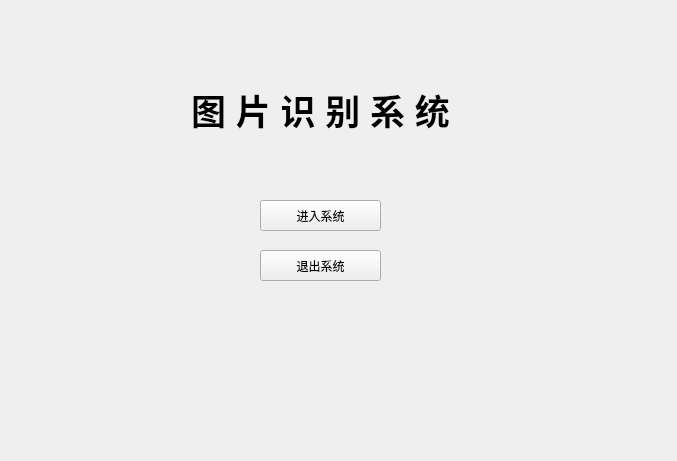
Old version of the form gui/window1.ui in the repository Erikfather/python_finally_project.
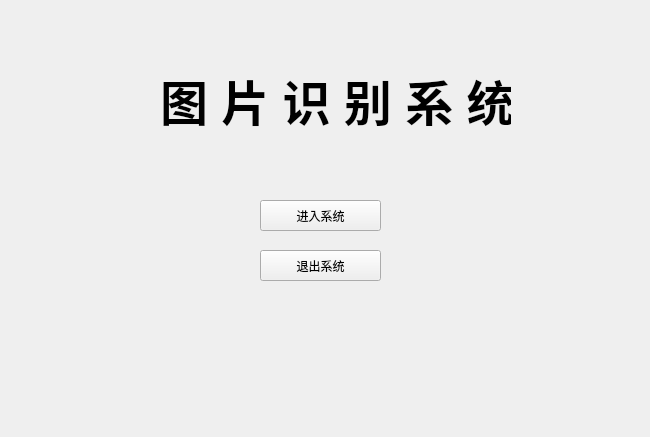
New version of the form. Icons and pictures are not drawn.

```diff
--- a/gui/window1.ui
+++ b/gui/window1.ui
@@ -6,25 +6,40 @@
    <rect>
     <x>0</x>
     <y>0</y>
-    <width>677</width>
-    <height>461</height>
+    <width>650</width>
+    <height>437</height>
    </rect>
   </property>
   <property name="windowTitle">
    <string>图片识别系统</string>
   </property>
+  <property name="styleSheet">
+   <string notr="true">border-image: url(:/bg_pic/bg.jpeg);</string>
+  </property>
   <widget class="QWidget" name="centralWidget">
    <widget class="QLabel" name="label">
+    <property name="enabled">
+     <bool>true</bool>
+    </property>
     <property name="geometry">
      <rect>
       <x>160</x>
-      <y>70</y>
-      <width>321</width>
-      <height>81</height>
+      <y>50</y>
+      <width>351</width>
+      <height>101</height>
      </rect>
     </property>
+    <property name="styleSheet">
+     <string notr="true">border-image:url()</string>
+    </property>
     <property name="text">
-     <string>&lt;html&gt;&lt;head/&gt;&lt;body&gt;&lt;p align=&quot;center&quot;&gt;&lt;span style=&quot; font-size:26pt; font-weight:600;&quot;&gt;图 片 识 别 系 统&lt;/span&gt;&lt;/p&gt;&lt;/body&gt;&lt;/html&gt;</string>
+     <string>&lt;html&gt;&lt;head/&gt;&lt;body&gt;&lt;p align=&quot;center&quot;&gt;&lt;span style=&quot; font-size:36pt; font-weight:600;&quot;&gt;图 片 识 别 系 统&lt;/span&gt;&lt;/p&gt;&lt;/body&gt;&lt;/html&gt;</string>
+    </property>
+    <property name="scaledContents">
+     <bool>false</bool>
+    </property>
+    <property name="wordWrap">
+     <bool>false</bool>
     </property>
    </widget>
    <widget class="QPushButton" name="pushButton">
```
Left out of the diff: 10 changed lines with no effect on the pictures.
